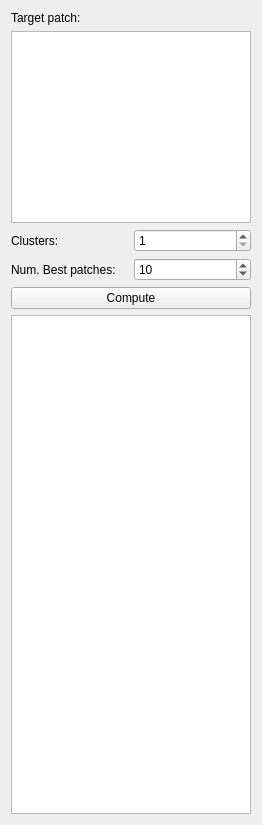
Old version of the form TopPatchesWidget.ui in the repository daviddoria/InteractivePatchComparison.
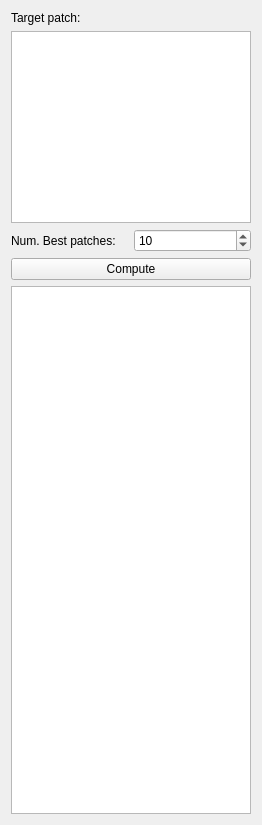
New version of the form.

```diff
--- a/TopPatchesWidget.ui
+++ b/TopPatchesWidget.ui
@@ -17,7 +17,7 @@
    <item>
     <layout class="QHBoxLayout" name="horizontalLayout" stretch="2">
      <item>
-      <layout class="QVBoxLayout" name="verticalLayout_2" stretch="0,1,0,0,0,0">
+      <layout class="QVBoxLayout" name="verticalLayout_2" stretch="0,1,0,0,0">
        <item>
         <widget class="QLabel" name="label_2">
          <property name="text">
@@ -41,27 +41,6 @@
          </property>
         </widget>
        </item>
-       <item>
-        <layout class="QHBoxLayout" name="horizontalLayout_2">
-         <item>
-          <widget class="QLabel" name="label">
-           <property name="text">
-            <string>Clusters:</string>
-           </property>
-          </widget>
-         </item>
-         <item>
-          <widget class="QSpinBox" name="spinClusters">
-           <property name="minimum">
-            <number>1</number>
-           </property>
-           <property name="maximum">
-            <number>5</number>
-           </property>
-          </widget>
-         </item>
-        </layout>
-       </item>
        <item>
         <layout class="QHBoxLayout" name="horizontalLayout_5">
          <item>
```
